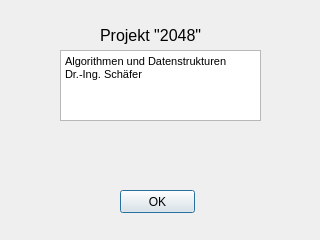
Old version of the form src/about.ui in the repository hberg539/hska-2048.
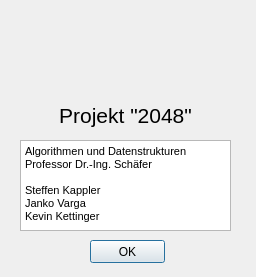
New version of the form. Icons and pictures are not drawn.

Commit message: Update about window

```diff
--- a/src/about.ui
+++ b/src/about.ui
@@ -6,18 +6,24 @@
    <rect>
     <x>0</x>
     <y>0</y>
-    <width>320</width>
-    <height>240</height>
+    <width>256</width>
+    <height>277</height>
    </rect>
   </property>
+  <property name="sizePolicy">
+   <sizepolicy hsizetype="Preferred" vsizetype="Preferred">
+    <horstretch>0</horstretch>
+    <verstretch>0</verstretch>
+   </sizepolicy>
+  </property>
   <property name="windowTitle">
    <string>Dialog</string>
   </property>
   <widget class="QPushButton" name="pushButton_OK">
    <property name="geometry">
     <rect>
-     <x>120</x>
-     <y>190</y>
+     <x>90</x>
+     <y>240</y>
      <width>75</width>
      <height>23</height>
     </rect>
@@ -29,28 +35,34 @@
   <widget class="QLabel" name="label">
    <property name="geometry">
     <rect>
-     <x>100</x>
-     <y>10</y>
-     <width>111</width>
-     <height>51</height>
+     <x>10</x>
+     <y>100</y>
+     <width>231</width>
+     <height>31</height>
     </rect>
    </property>
    <property name="font">
     <font>
-     <pointsize>12</pointsize>
+     <pointsize>16</pointsize>
     </font>
    </property>
+   <property name="layoutDirection">
+    <enum>Qt::LeftToRight</enum>
+   </property>
    <property name="text">
     <string>Projekt &quot;2048&quot;</string>
    </property>
+   <property name="alignment">
+    <set>Qt::AlignCenter</set>
+   </property>
   </widget>
   <widget class="QTextBrowser" name="textBrowser">
    <property name="geometry">
     <rect>
-     <x>60</x>
-     <y>50</y>
-     <width>201</width>
-     <height>71</height>
+     <x>20</x>
+     <y>140</y>
+     <width>211</width>
+     <height>91</height>
     </rect>
    </property>
    <property name="html">
@@ -59,7 +71,33 @@
 p, li { white-space: pre-wrap; }
 &lt;/style&gt;&lt;/head&gt;&lt;body style=&quot; font-family:'MS Shell Dlg 2'; font-size:8.25pt; font-weight:400; font-style:normal;&quot;&gt;
 &lt;p style=&quot; margin-top:0px; margin-bottom:0px; margin-left:0px; margin-right:0px; -qt-block-indent:0; text-indent:0px;&quot;&gt;Algorithmen und Datenstrukturen&lt;/p&gt;
-&lt;p style=&quot; margin-top:0px; margin-bottom:0px; margin-left:0px; margin-right:0px; -qt-block-indent:0; text-indent:0px;&quot;&gt;Dr.-Ing. Schäfer&lt;/p&gt;&lt;/body&gt;&lt;/html&gt;</string>
+&lt;p style=&quot; margin-top:0px; margin-bottom:0px; margin-left:0px; margin-right:0px; -qt-block-indent:0; text-indent:0px;&quot;&gt;Professor Dr.-Ing. Schäfer&lt;/p&gt;
+&lt;p style=&quot;-qt-paragraph-type:empty; margin-top:0px; margin-bottom:0px; margin-left:0px; margin-right:0px; -qt-block-indent:0; text-indent:0px;&quot;&gt;&lt;br /&gt;&lt;/p&gt;
+&lt;p style=&quot; margin-top:0px; margin-bottom:0px; margin-left:0px; margin-right:0px; -qt-block-indent:0; text-indent:0px;&quot;&gt;Steffen Kappler&lt;/p&gt;
+&lt;p style=&quot; margin-top:0px; margin-bottom:0px; margin-left:0px; margin-right:0px; -qt-block-indent:0; text-indent:0px;&quot;&gt;Janko Varga&lt;/p&gt;
+&lt;p style=&quot; margin-top:0px; margin-bottom:0px; margin-left:0px; margin-right:0px; -qt-block-indent:0; text-indent:0px;&quot;&gt;Kevin Kettinger&lt;/p&gt;&lt;/body&gt;&lt;/html&gt;</string>
+   </property>
+  </widget>
+  <widget class="QLabel" name="label_2">
+   <property name="geometry">
+    <rect>
+     <x>10</x>
+     <y>20</y>
+     <width>221</width>
+     <height>71</height>
+    </rect>
+   </property>
+   <property name="styleSheet">
+    <string notr="true"/>
+   </property>
+   <property name="text">
+    <string/>
+   </property>
+   <property name="pixmap">
+    <pixmap resource="res.qrc">:/res/hskalogo.png</pixmap>
+   </property>
+   <property name="scaledContents">
+    <bool>true</bool>
    </property>
   </widget>
  </widget>
```
Left out of the diff: 6 changed lines with no effect on the pictures. The commit also changes 2 other files.
